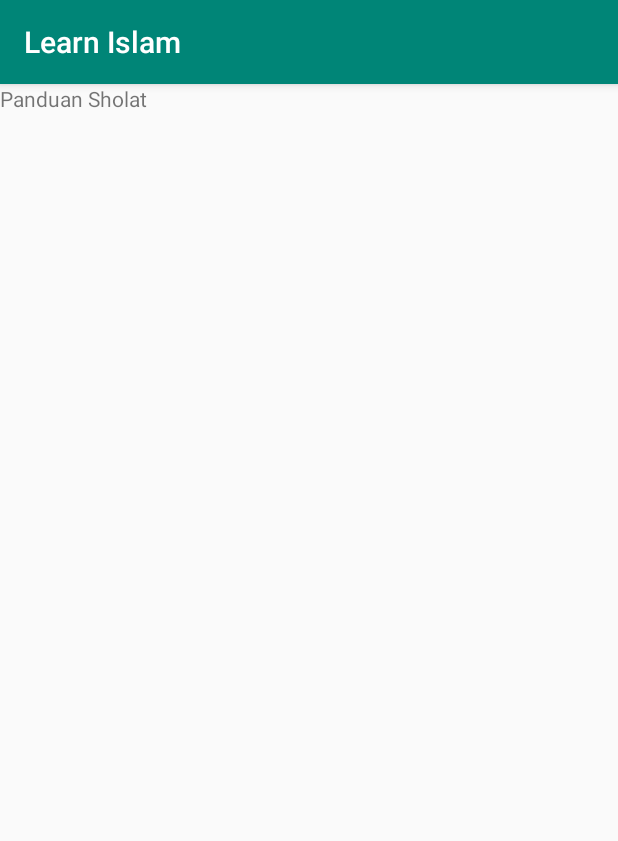
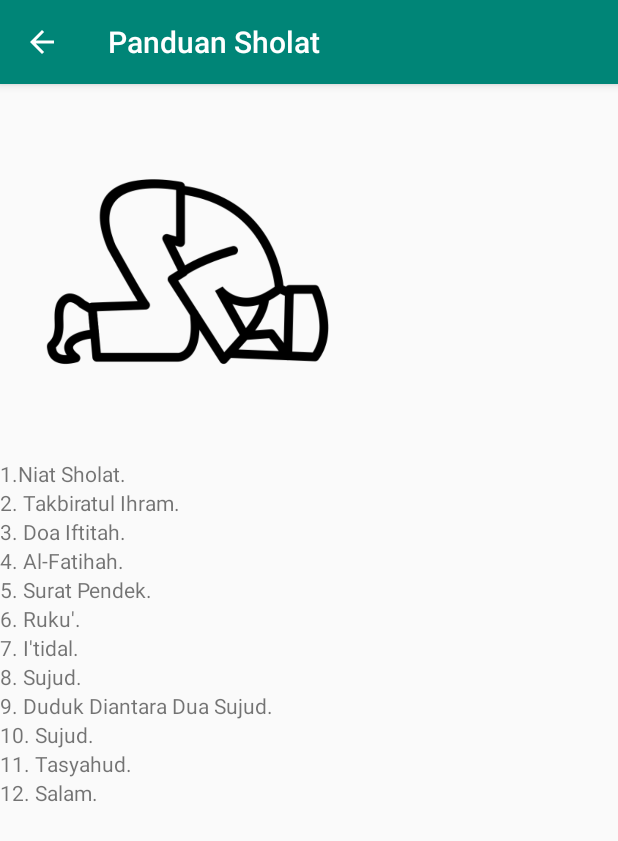
Before and after one commit to lutzid/FP_Tekber_05111740000007, an Android app: the SholatActivity screen opened directly, with no data from a screen before it, on a phone screen of 412 x 824 dp. Shown: the top 841 px of the screen. Run offline under Robolectric (Android 15) with nearby library versions, the phone set to English and light mode, and no system bars.

Commit message:
add panduan sholat feature

```diff
--- a/app/src/main/java/com/example/zidan/learnislam/SholatActivity.java
+++ b/app/src/main/java/com/example/zidan/learnislam/SholatActivity.java
@@ -2,6 +2,7 @@ package com.example.zidan.learnislam;
 
 import android.os.Bundle;
 import android.support.v7.app.AppCompatActivity;
+import android.view.MenuItem;
 
 public class SholatActivity extends AppCompatActivity {
 
@@ -9,5 +10,19 @@ public class SholatActivity extends AppCompatActivity {
     protected void onCreate(Bundle savedInstanceState) {
         super.onCreate(savedInstanceState);
         setContentView(R.layout.activity_sholat);
+
+        getSupportActionBar().setTitle("Panduan Sholat");
+        getSupportActionBar().setDisplayHomeAsUpEnabled(true);
+    }
+
+    @Override
+    public boolean onOptionsItemSelected(MenuItem item) {
+
+        int id = item.getItemId();
+        if (id == android.R.id.home) {
+            finish();
+        }
+
+        return super.onOptionsItemSelected(item);
     }
 }
--- a/app/src/main/res/layout/activity_sholat.xml
+++ b/app/src/main/res/layout/activity_sholat.xml
@@ -6,11 +6,64 @@
     android:layout_height="match_parent"
     tools:context=".SholatActivity">
 
-    <TextView
-        android:id="@+id/textView3"
-        android:layout_width="wrap_content"
-        android:layout_height="wrap_content"
-        android:text="Panduan Sholat"
-        tools:layout_editor_absoluteX="143dp"
-        tools:layout_editor_absoluteY="246dp" />
+    <LinearLayout
+        android:orientation="vertical"
+        android:layout_width="match_parent"
+        android:layout_height="match_parent">
+        <ImageView
+            android:layout_width="250dp"
+            android:layout_height="250dp"
+            android:layout_alignParentTop="true"
+            android:layout_centerHorizontal="true"
+            android:layout_marginTop="0dp"
+            android:src="@drawable/shalat" />
+        <TextView
+            android:layout_width="wrap_content"
+            android:layout_height="wrap_content"
+            android:text="1.Niat Sholat."/>
+        <TextView
+            android:layout_width="wrap_content"
+            android:layout_height="wrap_content"
+            android:text="2. Takbiratul Ihram."/>
+        <TextView
+            android:layout_width="wrap_content"
+            android:layout_height="wrap_content"
+            android:text="3. Doa Iftitah."/>
+        <TextView
+            android:layout_width="wrap_content"
+            android:layout_height="wrap_content"
+            android:text="4. Al-Fatihah."/>
+        <TextView
+            android:layout_width="wrap_content"
+            android:layout_height="wrap_content"
+            android:text="5. Surat Pendek."/>
+        <TextView
+            android:layout_width="wrap_content"
+            android:layout_height="wrap_content"
+            android:text="6. Ruku'."/>
+        <TextView
+            android:layout_width="wrap_content"
+            android:layout_height="wrap_content"
+            android:text="7. I'tidal."/>
+        <TextView
+            android:layout_width="wrap_content"
+            android:layout_height="wrap_content"
+            android:text="8. Sujud."/>
+        <TextView
+            android:layout_width="wrap_content"
+            android:layout_height="wrap_content"
+            android:text="9. Duduk Diantara Dua Sujud."/>
+        <TextView
+            android:layout_width="wrap_content"
+            android:layout_height="wrap_content"
+            android:text="10. Sujud."/>
+        <TextView
+            android:layout_width="wrap_content"
+            android:layout_height="wrap_content"
+            android:text="11. Tasyahud."/>
+        <TextView
+            android:layout_width="wrap_content"
+            android:layout_height="wrap_content"
+            android:text="12. Salam."/>
+    </LinearLayout>
 </RelativeLayout>
```
Also changed, not shown: app/src/main/res/drawable/shalat.png (added).
